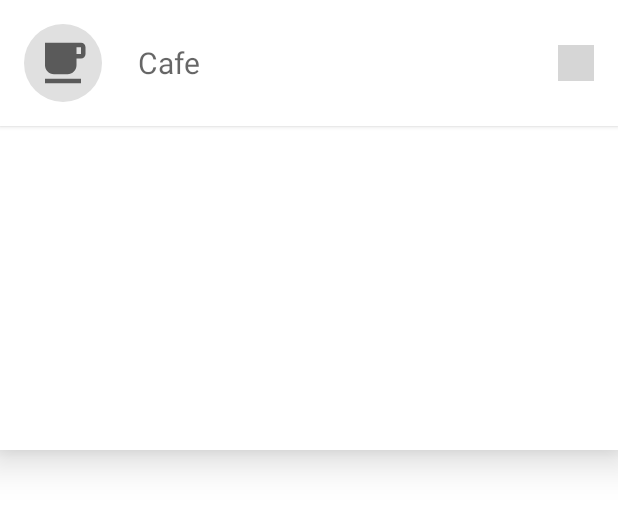
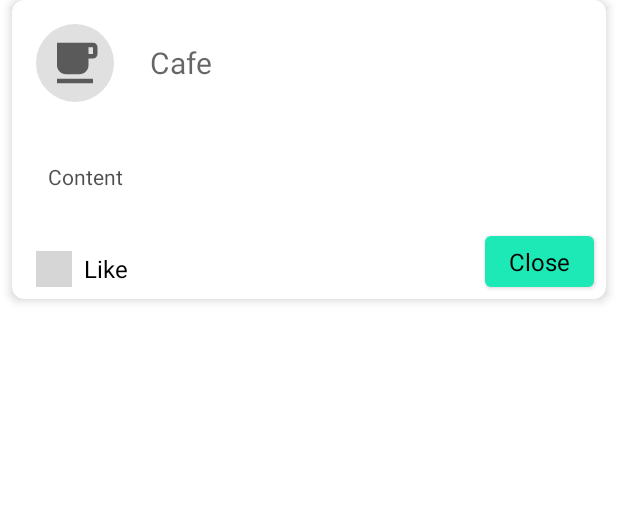
Before and after one commit to mgdgc/hallym-map, an Android app: the layout fragment_main_bottom_sheet.xml on its own in the app's theme, with its tools: preview values and no code run, on a phone screen of 412 x 824 dp. Shown: the top 509 px of the screen. Run offline under Robolectric (Android 15) with nearby library versions, the phone set to English and light mode, and no system bars; grey boxes are pictures that could not be loaded.

Commit message:
BottomSheet information page updated

```diff
--- a/app/build.gradle
+++ b/app/build.gradle
@@ -12,7 +12,7 @@ android {
         applicationId "xyz.ridsoft.hal"
         minSdkVersion 24
         targetSdkVersion 30
-        versionCode 1
+        versionCode 21082500
         versionName "1.0"
 
         testInstrumentationRunner "androidx.test.runner.AndroidJUnitRunner"
--- a/app/src/main/java/xyz/ridsoft/hal/MainActivity.kt
+++ b/app/src/main/java/xyz/ridsoft/hal/MainActivity.kt
@@ -71,7 +71,8 @@ class MainActivity : AppCompatActivity() {
 
         if (dataManager.isUpdateNecessary()) {
             val connectivityManager = getSystemService(ConnectivityManager::class.java)
-            connectivityManager.registerDefaultNetworkCallback(object : ConnectivityManager.NetworkCallback() {
+            connectivityManager.registerDefaultNetworkCallback(object :
+                ConnectivityManager.NetworkCallback() {
                 override fun onAvailable(network: Network) {
                     super.onAvailable(network)
                     dataManager.updateData()
@@ -202,8 +203,13 @@ class MainActivity : AppCompatActivity() {
 
     override fun onResume() {
         super.onResume()
+
         val selected = fragments[binding.mainBottomNav.selectedItemId]!!
         replaceFragment(selected)
+
+        if (binding.layoutMainCircularReveal.visibility == View.VISIBLE) {
+            performCircularHideAnimation(binding.layoutMainCircularReveal)
+        }
     }
 
     private fun requestPermission() {
--- a/app/src/main/java/xyz/ridsoft/hal/MainBottomSheetFragment.kt
+++ b/app/src/main/java/xyz/ridsoft/hal/MainBottomSheetFragment.kt
@@ -11,6 +11,7 @@ import xyz.ridsoft.hal.databinding.FragmentMainBottomSheetBinding
 import xyz.ridsoft.hal.model.Facility
 import xyz.ridsoft.hal.model.MapPoint
 import xyz.ridsoft.hal.model.Place
+import java.lang.StringBuilder
 
 class MainBottomSheetFragment : Fragment() {
 
@@ -32,7 +33,7 @@ class MainBottomSheetFragment : Fragment() {
         super.onViewCreated(view, savedInstanceState)
         binding = FragmentMainBottomSheetBinding.bind(view)
 
-        binding.layoutMainBottomSheetHeader.setOnClickListener {
+        binding.buttonBottomSheetClose.setOnClickListener {
             (requireActivity() as MainActivity).hideBottomSheet()
         }
     }
@@ -74,6 +75,28 @@ class MainBottomSheetFragment : Fragment() {
             )
             manager.setFavoriteData(facility.id, !manager.getFavoriteData(facility.id))
         }
+
+        val builder = StringBuilder()
+        val related = DataManager.placesById[facility.buildingNo]
+        if (related != null) {
+            builder.append(
+                requireContext().getString(R.string.bottom_sheet_located_in)
+                    .replace("<building>", related.getLocalizedString(requireContext()))
+            )
+                .append("\n\n")
+        }
+
+        facility.searchTag?.let {
+            val tags = it.split(",")
+            for (i in 0 until 5) {
+                if (i < tags.size) {
+                    builder.append("#").append(tags[i]).append(" ")
+                }
+            }
+        }
+
+
+        binding.txtBottomSheetContent.text = builder.toString()
     }
 
     private fun handlePlaceData(place: Place) {
--- a/app/src/main/java/xyz/ridsoft/hal/facilities/FacilityFragment.kt
+++ b/app/src/main/java/xyz/ridsoft/hal/facilities/FacilityFragment.kt
@@ -53,8 +53,10 @@ class FacilityFragment : Fragment() {
             LinearLayoutManager(requireContext(), LinearLayoutManager.VERTICAL, false)
 
         adapter.onItemClickListener = { _, position ->
+            val data = adapter.data[position]
             (activity as MainActivity).selectPage(0)
-            (activity as MainActivity).addMapPointToMap(arrayOf(adapter.data[position]))
+            (activity as MainActivity).addMapPointToMap(arrayOf(data))
+            (activity as MainActivity).showBottomSheet(data)
         }
     }
 
--- a/app/src/main/java/xyz/ridsoft/hal/favorite/FavoriteAdapter.kt
+++ b/app/src/main/java/xyz/ridsoft/hal/favorite/FavoriteAdapter.kt
@@ -12,7 +12,7 @@ import xyz.ridsoft.hal.model.Facility
 
 class FavoriteAdapter(val context: Context) : RecyclerView.Adapter<RecyclerView.ViewHolder>() {
 
-    private var data: ArrayList<Facility> = ArrayList()
+    var data: ArrayList<Facility> = ArrayList()
 
     var onItemClickListener: ((view: View, position: Int) -> Unit)? = null
     var onDeleteButtonClickListener: ((id: Int, position: Int) -> Unit)? = null
--- a/app/src/main/java/xyz/ridsoft/hal/favorite/FavoriteFragment.kt
+++ b/app/src/main/java/xyz/ridsoft/hal/favorite/FavoriteFragment.kt
@@ -50,8 +50,10 @@ class FavoriteFragment : Fragment() {
         binding.rvMyPlace.adapter = adapter
 
         adapter.onItemClickListener = { _, position ->
-            // TODO
+            val data = adapter.data[position]
             (activity as MainActivity).selectPage(0)
+            (activity as MainActivity).addMapPointToMap(arrayOf(data))
+            (activity as MainActivity).showBottomSheet(data)
         }
 
         adapter.onDeleteButtonClickListener = { id, position ->
--- /dev/null
+++ b/app/src/main/res/drawable/background_selectable_rectangular.xml
@@ -0,0 +1,17 @@
+<?xml version="1.0" encoding="utf-8"?>
+<ripple xmlns:android="http://schemas.android.com/apk/res/android"
+    android:color="@color/bg_tertiary">
+    <item android:id="@android:id/mask">
+        <shape android:shape="rectangle">
+            <solid android:color="@color/bg_ripple" />
+            <corners android:radius="4dp" />
+        </shape>
+    </item>
+
+    <item android:id="@android:id/background">
+        <shape android:shape="rectangle">
+            <solid android:color="#00000000" />
+            <corners android:radius="4dp" />
+        </shape>
+    </item>
+</ripple>
--- a/app/src/main/res/layout/activity_main.xml
+++ b/app/src/main/res/layout/activity_main.xml
@@ -42,7 +42,6 @@
             android:id="@+id/layoutMainBottomSheet"
             android:layout_width="match_parent"
             android:layout_height="wrap_content"
-            android:background="@color/bg_secondary"
             android:elevation="8dp"
             android:minHeight="120dp"
             app:behavior_hideable="true"
--- a/app/src/main/res/layout/fragment_main_bottom_sheet.xml
+++ b/app/src/main/res/layout/fragment_main_bottom_sheet.xml
@@ -1,31 +1,35 @@
 <?xml version="1.0" encoding="utf-8"?>
-<androidx.constraintlayout.widget.ConstraintLayout xmlns:android="http://schemas.android.com/apk/res/android"
+<FrameLayout xmlns:android="http://schemas.android.com/apk/res/android"
     xmlns:app="http://schemas.android.com/apk/res-auto"
     xmlns:tools="http://schemas.android.com/tools"
     android:id="@+id/layoutMapBottomSheet"
     android:layout_width="match_parent"
-    android:layout_height="300dp"
-    android:background="@color/bg_secondary"
-    android:elevation="16dp"
+    android:layout_height="wrap_content"
+    android:background="@color/transparent"
+    android:paddingBottom="8dp"
     app:behavior_hideable="true"
-    app:behavior_peekHeight="84dp"
     app:layout_behavior="com.google.android.material.bottomsheet.BottomSheetBehavior">
 
-    <FrameLayout
-        android:id="@+id/layoutMainBottomSheetHeader"
-        android:layout_width="0dp"
+    <androidx.cardview.widget.CardView
+        android:layout_width="match_parent"
         android:layout_height="wrap_content"
-        android:background="@color/bg_secondary"
-        android:elevation="2dp"
-        android:foreground="?android:attr/selectableItemBackground"
-        app:layout_constraintLeft_toLeftOf="parent"
-        app:layout_constraintRight_toRightOf="parent"
-        app:layout_constraintTop_toTopOf="parent">
+        android:layout_marginStart="8dp"
+        android:layout_marginEnd="8dp"
+        android:layout_marginBottom="?android:attr/actionBarSize"
+        app:cardCornerRadius="8dp"
+        app:cardElevation="4dp">
+
+        <androidx.constraintlayout.widget.ConstraintLayout
+            android:layout_width="match_parent"
+            android:layout_height="match_parent">
 
             <LinearLayout
+                android:id="@+id/layoutBottomSheetHeader"
                 android:layout_width="wrap_content"
                 android:layout_height="wrap_content"
-            android:orientation="horizontal">
+                android:orientation="horizontal"
+                app:layout_constraintLeft_toLeftOf="parent"
+                app:layout_constraintTop_toTopOf="parent">
 
                 <FrameLayout
                     android:id="@+id/layoutMapBottomSheetIcon"
@@ -60,13 +64,32 @@
 
             </LinearLayout>
 
-        <FrameLayout
+            <TextView
+                android:id="@+id/txtBottomSheetContent"
+                android:layout_width="0dp"
+                android:layout_height="wrap_content"
+                android:alpha="0.7"
+                android:padding="24dp"
+                android:textColor="@color/text_primary"
+                android:textSize="14sp"
+                app:layout_constraintLeft_toLeftOf="parent"
+                app:layout_constraintRight_toRightOf="parent"
+                app:layout_constraintTop_toBottomOf="@+id/layoutBottomSheetHeader"
+                tools:text="Content">
+
+            </TextView>
+
+            <LinearLayout
                 android:id="@+id/layoutMapBottomSheetFavorite"
                 android:layout_width="wrap_content"
                 android:layout_height="wrap_content"
                 android:layout_gravity="end|center"
-            android:layout_marginEnd="8dp"
-            android:background="@drawable/background_selectable_circular">
+                android:layout_margin="8dp"
+                android:background="@drawable/background_selectable_rectangular"
+                android:gravity="center"
+                android:orientation="horizontal"
+                app:layout_constraintLeft_toLeftOf="parent"
+                app:layout_constraintTop_toBottomOf="@+id/txtBottomSheetContent">
 
                 <ImageView
                     android:id="@+id/imgMapBottomSheetFavorite"
@@ -77,8 +100,39 @@
 
                 </ImageView>
 
-        </FrameLayout>
+                <TextView
+                    android:layout_width="wrap_content"
+                    android:layout_height="wrap_content"
+                    android:layout_marginEnd="8dp"
+                    android:text="@string/bottom_sheet_favorite"
+                    android:textColor="@color/text_primary"
+                    android:textSize="16sp">
+
+                </TextView>
+
+            </LinearLayout>
+
+            <TextView
+                android:id="@+id/buttonBottomSheetClose"
+                android:layout_width="wrap_content"
+                android:layout_height="wrap_content"
+                android:layout_margin="8dp"
+                android:background="@drawable/background_button"
+                android:elevation="2dp"
+                android:paddingStart="16dp"
+                android:paddingTop="6dp"
+                android:paddingEnd="16dp"
+                android:paddingBottom="6dp"
+                android:text="@string/close"
+                android:textColor="@color/text_primary"
+                android:textSize="16sp"
+                app:layout_constraintBottom_toBottomOf="parent"
+                app:layout_constraintRight_toRightOf="parent">
+
+            </TextView>
+
+        </androidx.constraintlayout.widget.ConstraintLayout>
+
+    </androidx.cardview.widget.CardView>
 
 </FrameLayout>
-
-</androidx.constraintlayout.widget.ConstraintLayout>
--- a/app/src/main/res/values-night/colors.xml
+++ b/app/src/main/res/values-night/colors.xml
@@ -6,7 +6,7 @@
     <color name="bg_secondary">#1C1C1C</color>
     <color name="bg_tertiary">#5E5E5E</color>
     <color name="bg_selected">#3E3E3E</color>
-    <color name="bg_ripple">#4Dffffff</color>
+    <color name="bg_ripple">#ffffff</color>
 
     <!--  text color  -->
     <color name="text_primary">#ffffff</color>
--- a/app/src/main/res/values/colors.xml
+++ b/app/src/main/res/values/colors.xml
@@ -16,6 +16,7 @@
     <color name="gray_500">#2C2C2C</color>
     <color name="gray_800">#1C1C1C</color>
     <color name="gray_900">#121212</color>
+    <color name="transparent">#00000000</color>
 
     <!--  text color  -->
     <color name="text_primary">#000000</color>
@@ -40,7 +41,7 @@
     <color name="bg_secondary">#ffffff</color>
     <color name="bg_tertiary">#e0e0e0</color>
     <color name="bg_selected">#BDBDBD</color>
-    <color name="bg_ripple">#4D000000</color>
+    <color name="bg_ripple">#000000</color>
 
     <!--  ChipView color  -->
     <color name="chip_normal">#E5E5E5</color>
--- a/app/src/main/res/values/strings.xml
+++ b/app/src/main/res/values/strings.xml
@@ -6,6 +6,7 @@
     <string name="no">no</string>
     <string name="confirm">Confirm</string>
     <string name="cancel">Cancel</string>
+    <string name="close">Close</string>
     <string name="allow">Allow</string>
     <string name="deny">Deny</string>
     <string name="open">Open</string>
@@ -19,6 +20,8 @@
     <string name="bottom_nav_recommend">Recommend</string>
     <string name="bottom_nav_more">More</string>
     <string name="update_started">Updating data</string>
+    <string name="bottom_sheet_favorite">Like</string>
+    <string name="bottom_sheet_located_in">Located in &lt;building&gt;</string>
 
     <!--  ApplicationPermissionManager  -->
     <string name="permission_deny">Deny</string>
```
Also changed, not shown: 1 other file. Lines whose indentation alone changed are shown as unchanged.
